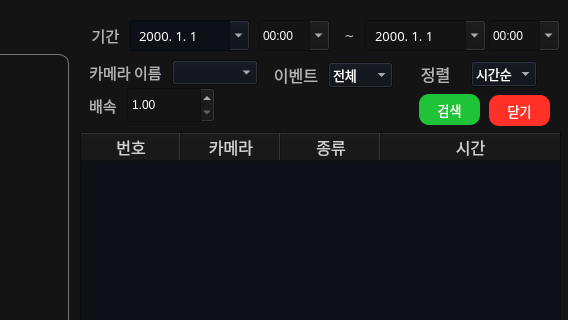
Before: the Qt Designer form ui/search.ui in diddytpq/MS-AI-Viewer, drawn with Qt 5; both pictures show x 591 to 1159 and y 0 to 320 of the 1159 by 518 pixel window.
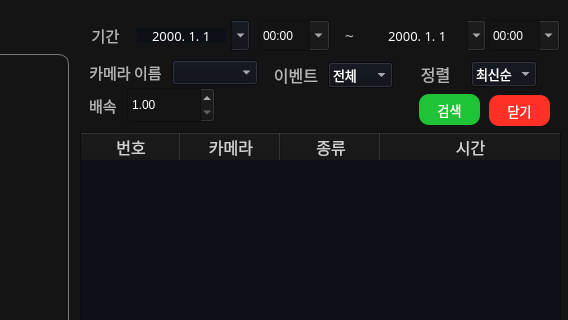
After: the same form once the commit is applied. Icons and pictures are not drawn.

Commit message: EDIT : search page no wheel mode

```diff
--- a/ui/search.ui
+++ b/ui/search.ui
@@ -272,9 +272,27 @@
 
 </string>
    </property>
+   <property name="frame">
+    <bool>false</bool>
+   </property>
+   <property name="alignment">
+    <set>Qt::AlignmentFlag::AlignCenter</set>
+   </property>
+   <property name="readOnly">
+    <bool>false</bool>
+   </property>
    <property name="buttonSymbols">
     <enum>QAbstractSpinBox::ButtonSymbols::NoButtons</enum>
    </property>
+   <property name="correctionMode">
+    <enum>QAbstractSpinBox::CorrectionMode::CorrectToNearestValue</enum>
+   </property>
+   <property name="keyboardTracking">
+    <bool>true</bool>
+   </property>
+   <property name="showGroupSeparator" stdset="0">
+    <bool>false</bool>
+   </property>
    <property name="currentSection">
     <enum>QDateTimeEdit::Section::YearSection</enum>
    </property>
@@ -377,6 +395,18 @@
 
 </string>
    </property>
+   <property name="wrapping">
+    <bool>false</bool>
+   </property>
+   <property name="frame">
+    <bool>false</bool>
+   </property>
+   <property name="alignment">
+    <set>Qt::AlignmentFlag::AlignCenter</set>
+   </property>
+   <property name="buttonSymbols">
+    <enum>QAbstractSpinBox::ButtonSymbols::NoButtons</enum>
+   </property>
    <property name="currentSection">
     <enum>QDateTimeEdit::Section::YearSection</enum>
    </property>
@@ -442,7 +472,7 @@
       </property>
       <item>
        <property name="text">
-        <string>시간순</string>
+        <string>최신순</string>
        </property>
       </item>
       <item>
```
Left out of the diff: 8 changed lines with no effect on the pictures. The commit also changes 9 other files.
